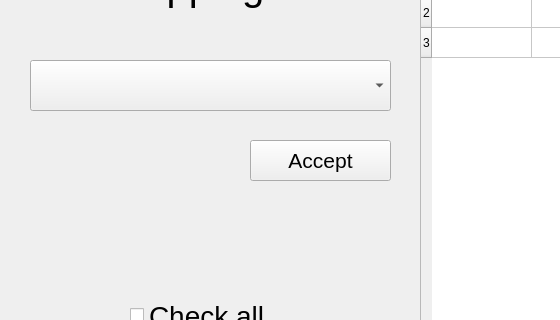
mikolajWasik/supermarket, file supermarket/interfaces/shoppingList.ui: the form before one commit; both pictures show x 0 to 560 and y 110 to 430 of the 1024 by 768 pixel window.
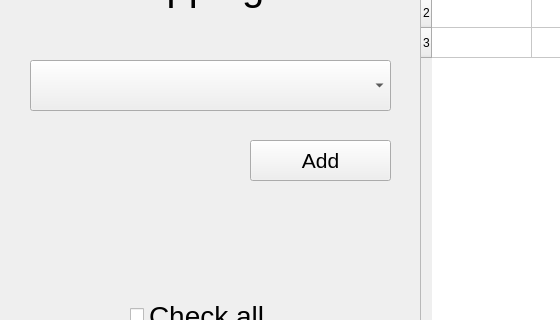
The form after the commit.

```diff
--- a/supermarket/interfaces/shoppingList.ui
+++ b/supermarket/interfaces/shoppingList.ui
@@ -190,7 +190,7 @@
     </font>
    </property>
    <property name="text">
-    <string>Accept</string>
+    <string>Add</string>
    </property>
   </widget>
   <widget class="QPushButton" name="saveList">
```
Left out of the diff: 2 changed lines with no effect on the pictures.
